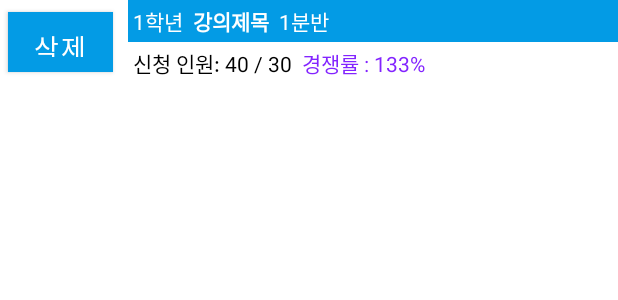
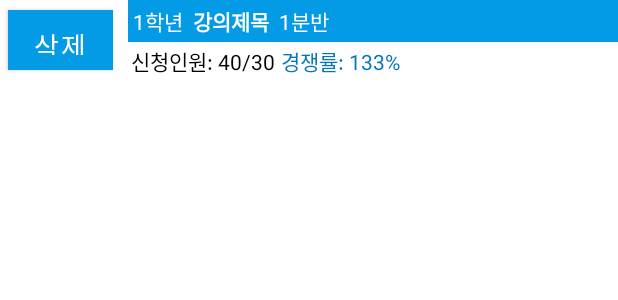
Before and after one commit to sungsikyang92/Registeration, an Android app: the layout statistics.xml on its own in the app's theme, with its tools: preview values and no code run, on a phone screen of 412 x 824 dp. Shown: the top 300 px of the screen. Run offline under Robolectric (Android 15) with nearby library versions, the phone set to English and light mode, and no system bars; network calls fail.

```diff
--- a/app/src/main/res/layout/statistics.xml
+++ b/app/src/main/res/layout/statistics.xml
@@ -60,7 +60,6 @@
                 android:layout_gravity="center"
                 android:padding="3sp"
                 android:textColor="#ffffff"
-                android:textColorHint="#ffffff"
                 />
 
         </LinearLayout>
@@ -74,10 +73,10 @@
             <TextView
                 android:layout_width="wrap_content"
                 android:layout_height="wrap_content"
-                android:text="신청 인원: 40 / 30"
+                android:text="신청인원: 40/30"
                 android:id="@+id/coursePersonnel"
                 android:layout_gravity="center"
-                android:padding="3sp"
+                android:padding="2sp"
                 android:textColor="#000000"
                 android:textColorHint="#ffffff"
                 />
@@ -85,12 +84,12 @@
             <TextView
                 android:layout_width="wrap_content"
                 android:layout_height="wrap_content"
-                android:text="경쟁률 : 133%"
+                android:text="경쟁률: 133%"
                 android:id="@+id/courseRate"
                 android:layout_gravity="center"
-                android:padding="3sp"
-                android:textColor="@color/colorDanger"
-                android:textColorHint="#ffffff"
+                android:padding="2sp"
+                android:textColor="@color/colorPrimaryDark"
+                android:textColorHint="@color/colorPrimaryDark"
                 />
 
         </LinearLayout>
```
Also changed, not shown: app/src/main/java/com/example/registeration/Course.java (+9 -0 lines), app/src/main/java/com/example/registeration/CourseListAdapter.java (+13 -0 lines), app/src/main/java/com/example/registeration/DeleteRequest.java (added, +27 -0 lines), app/src/main/java/com/example/registeration/StatisticsCourseListAdapter.java (+44 -2 lines), app/src/main/java/com/example/registeration/StatisticsFragment.java (+8 -5 lines), app/src/main/res/layout/fragment_statistics.xml (+5 -6 lines).
